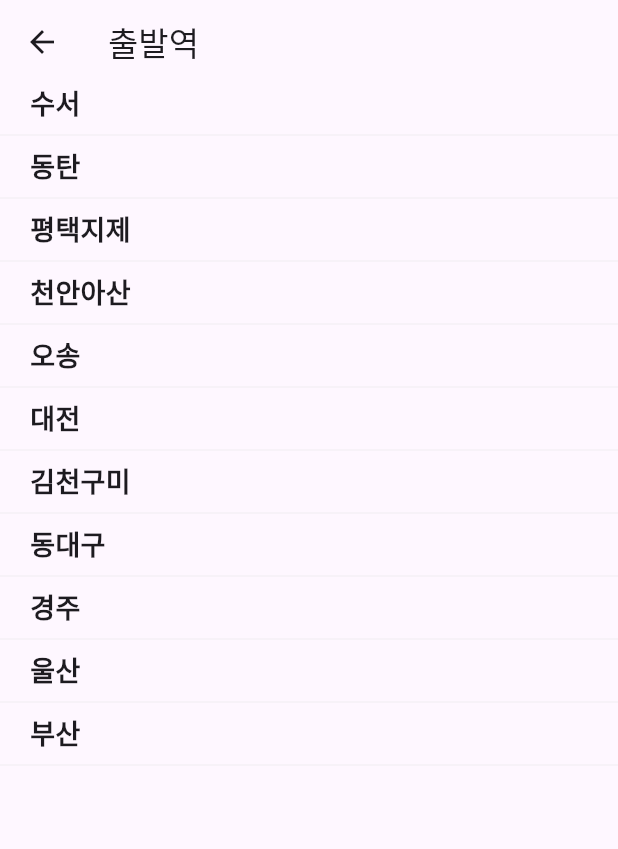
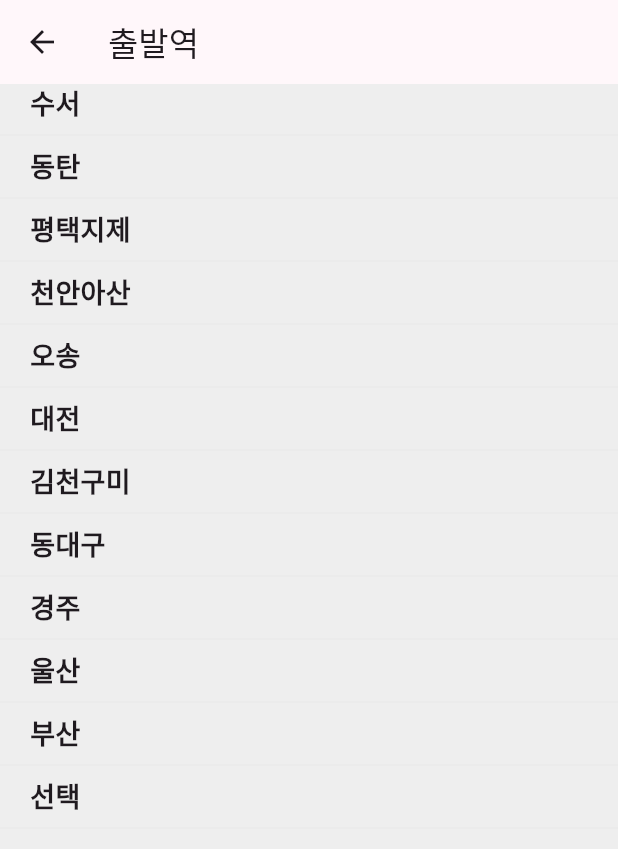
Before and after one commit to suhyunChoo/train_app, a Flutter app: the screen it shows after launch, after a tap on "선택", on a phone screen of 412 x 824 dp. Shown: the top 849 px of the screen. Run offline on Flutter 3.47's test engine with Material 3 defaults, Android fonts, the phone set to English and light mode, and no system bars.

Commit message:
additional Function

```diff
--- a/lib/home_page.dart
+++ b/lib/home_page.dart
@@ -17,7 +17,6 @@ class _HomePageState extends State<HomePage> {
   Widget build(BuildContext context) {
     return Scaffold(
       appBar: AppBar(title: Text('기차 예매'),),
-      backgroundColor: Colors.grey[200],
       body: Padding(
         padding: const EdgeInsets.symmetric(horizontal: 20),
         child: Column(
@@ -27,7 +26,7 @@ class _HomePageState extends State<HomePage> {
               padding: EdgeInsets.all(20),
               height: 200,
               decoration: BoxDecoration(
-                color: Colors.white,
+                color: Theme.of(context).primaryColor,
                 borderRadius: BorderRadius.circular(20),
               ),
               child: Row(
@@ -96,15 +95,18 @@ class _HomePageState extends State<HomePage> {
                 height: 56,
                 child: ElevatedButton(
                   style: ElevatedButton.styleFrom(
-                    backgroundColor: Colors.purple,
+                    backgroundColor: Theme.of(context).highlightColor,
                       shape: RoundedRectangleBorder(
                       borderRadius: BorderRadius.circular(20),
                     ),
                   ),
                   onPressed: () {
-                    Navigator.push(context, MaterialPageRoute(builder: (context){
+                    if(arrival != '선택' && departure != '선택'){
+                      Navigator.push(context, MaterialPageRoute(builder: (context){
                             return SeatPage(departure,arrival);
                           },));
+                    }
+
                   },
                   child: Text("좌석 선택", style: TextStyle(fontSize: 18,fontWeight: FontWeight.bold,color: Colors.white),),
                 ),
--- a/lib/main.dart
+++ b/lib/main.dart
@@ -1,7 +1,6 @@
 import 'package:flutter/material.dart';
 import 'package:flutter_train_app/home_page.dart';
-import 'package:flutter_train_app/seat_page.dart';
-import 'package:flutter_train_app/station_list_page.dart';
+import 'package:flutter_train_app/theme.dart';
 
 void main() {
   runApp(const MyApp());
@@ -13,6 +12,9 @@ class MyApp extends StatelessWidget {
   @override
   Widget build(BuildContext context) {
     return MaterialApp(
+      themeMode: ThemeMode.light,
+      theme: lightTheme,
+      darkTheme: darkTheme,
       home: HomePage(),
     );
   }
--- a/lib/seat_page.dart
+++ b/lib/seat_page.dart
@@ -39,6 +39,7 @@ class _SeatPageState extends State<SeatPage> {
       body:
         Column(
           children: [
+            SizedBox(height: 20,),
             Row(
               mainAxisAlignment: MainAxisAlignment.center,
               children: [
@@ -47,19 +48,20 @@ class _SeatPageState extends State<SeatPage> {
               style: TextStyle(
                 fontSize: 30,
                 fontWeight: FontWeight.bold,
-                color: Colors.purple,
+                color: Theme.of(context).highlightColor,
                 ),
               ),
+              SizedBox(width: 20,),
               Icon(Icons.arrow_circle_right_outlined, size: 30,),
+              SizedBox(width: 20,),
               Text(
                 widget.arrival,
                 style: TextStyle(
                   fontSize: 30,
                   fontWeight: FontWeight.bold,
-                color: Colors.purple,
+                  color:Theme.of(context).highlightColor,
                 ),
               ),
-
             ],),
             SizedBox(height: 16),
             Padding(
@@ -98,13 +100,12 @@ class _SeatPageState extends State<SeatPage> {
               ),
             ),
             Padding(
-              padding: const EdgeInsets.only(bottom: 20),
+              padding: const EdgeInsets.only(left: 20, right: 20, bottom: 20),
               child: SizedBox(
                 height: 56,
                 width: double.infinity,
                 child: ElevatedButton(
                   style: ElevatedButton.styleFrom(
-                    backgroundColor: Colors.purple,
                     shape: RoundedRectangleBorder(
                       borderRadius: BorderRadius.circular(20), // 모서리 둥글게 설정
                     ),
@@ -149,8 +150,6 @@ class _SeatPageState extends State<SeatPage> {
       SizedBox(width: 4),
       Text(text),
     ],
-
-
           );
   }
 
@@ -186,6 +185,7 @@ class _SeatPageState extends State<SeatPage> {
   Widget seat(int rowNum, String colNum, BuildContext context){
     return GestureDetector(
       onTap: (){
+        if(widget.departure!='선택'&&widget.arrival!='선택'){
           onselected(rowNum, colNum);
         showCupertinoDialog(context: context, builder: (context){
           return CupertinoAlertDialog(
@@ -209,6 +209,7 @@ class _SeatPageState extends State<SeatPage> {
             ],
           );
         });
+        }
       },
       child: Container(
         height: 50,
@@ -220,6 +221,5 @@ class _SeatPageState extends State<SeatPage> {
           borderRadius: BorderRadius.circular(10),
           ),),
     );
-
   }
 }
--- a/lib/station_list_page.dart
+++ b/lib/station_list_page.dart
@@ -12,6 +12,10 @@ class StationListPage extends StatefulWidget{
 }
 
 class _StationListPageState extends State<StationListPage> {
+
+  List<String> stationList = ['수서','동탄','평택지제','천안아산','오송','대전','김천구미','동대구','경주','울산','부산'];
+  List<Widget> stationWidgets = [];
+
   @override
   Widget build(BuildContext context) {
     return Scaffold(
@@ -19,31 +23,42 @@ class _StationListPageState extends State<StationListPage> {
       body: Column(
         mainAxisAlignment: MainAxisAlignment.start,
         children: [
-          stationName('수서',context),
-          Divider(color: Colors.grey[300],thickness: 0.3,),
-          stationName('동탄',context),
-          Divider(color: Colors.grey[300],thickness: 0.3,),
-          stationName('평택지제',context),
-          Divider(color: Colors.grey[300],thickness: 0.3,),
-          stationName('천안아산',context),
-          Divider(color: Colors.grey[300],thickness: 0.3,),
-          stationName('오송',context),
-          Divider(color: Colors.grey[300],thickness: 0.3,),
-          stationName('대전',context),
-          Divider(color: Colors.grey[300],thickness: 0.3,),
-          stationName('김천구미',context),
-          Divider(color: Colors.grey[300],thickness: 0.3,),
-          stationName('동대구',context),
-          Divider(color: Colors.grey[300],thickness: 0.3,),
-          stationName('경주',context),
-          Divider(color: Colors.grey[300],thickness: 0.3,),
-          stationName('울산',context),
-          Divider(color: Colors.grey[300],thickness: 0.3,),
-          stationName('부산',context),
-          Divider(color: Colors.grey[300],thickness: 0.3,),
+          createStation()
         ],
       ),
     );
+  }
+
+  //역 리스트 만들기
+  Widget createStation(){
+    try{
+      //이미 선택된 역 리스트에서 제외하기
+      if(widget.isdeparture==true){
+        stationList.remove(widget.arrival);
+        if(!stationList.contains(widget.departure)){
+          stationList.add(widget.departure);
+        }
+      }else if(widget.isdeparture==false){
+        stationList.remove(widget.departure);
+        if(!stationList.contains(widget.arrival)){
+          stationList.add(widget.arrival);
+        }
+      }
+      //위젯에 추가해서 리스트 만들어주기
+      for(String name in stationList){
+        stationWidgets.add(stationName('$name', context));
+        stationWidgets.add(Divider(color: Colors.grey[300], thickness: 0.3));
+      }
+    return Column(children: stationWidgets);
+
+    }catch(e) {
+      print('An error occurred: $e');
+      return Column(
+        children: [
+          Text('데이터를 불러오는 데 실패했습니다.', style: TextStyle(color: Colors.red)),
+        ],
+      );
+    }
   }
 
   Widget stationName(String station,BuildContext context){
--- /dev/null
+++ b/lib/theme.dart
@@ -0,0 +1,37 @@
+import 'package:flutter/material.dart';
+
+final lightTheme = ThemeData(
+  useMaterial3: true,
+  colorScheme: ColorScheme.fromSeed(
+    seedColor: Colors.purple,
+    brightness: Brightness.light,
+  ),
+  scaffoldBackgroundColor: Colors.grey[200],
+  primaryColor: Colors.white,
+  highlightColor: Colors.purple,
+  dividerColor: Colors.black38,
+  elevatedButtonTheme: ElevatedButtonThemeData(
+    style: ButtonStyle(
+      shape: MaterialStatePropertyAll(RoundedRectangleBorder()),
+      backgroundColor: MaterialStatePropertyAll(Colors.purple),
+      foregroundColor: MaterialStatePropertyAll(Colors.white),
+    ),
+  ),
+);
+final darkTheme = ThemeData(
+  useMaterial3: true,
+  colorScheme: ColorScheme.fromSeed(
+    seedColor: Colors.purple,
+    brightness: Brightness.dark,
+  ),
+  primaryColor: Colors.grey[800],
+  highlightColor: Colors.purple,
+  dividerColor: Colors.white30,
+  elevatedButtonTheme: ElevatedButtonThemeData(
+    style: ButtonStyle(
+      shape: MaterialStatePropertyAll(RoundedRectangleBorder()),
+      backgroundColor: MaterialStatePropertyAll(Colors.purple),
+      foregroundColor: MaterialStatePropertyAll(Colors.white),
+    ),
+  ),
+);
```
Lines whose indentation alone changed are shown as unchanged.
